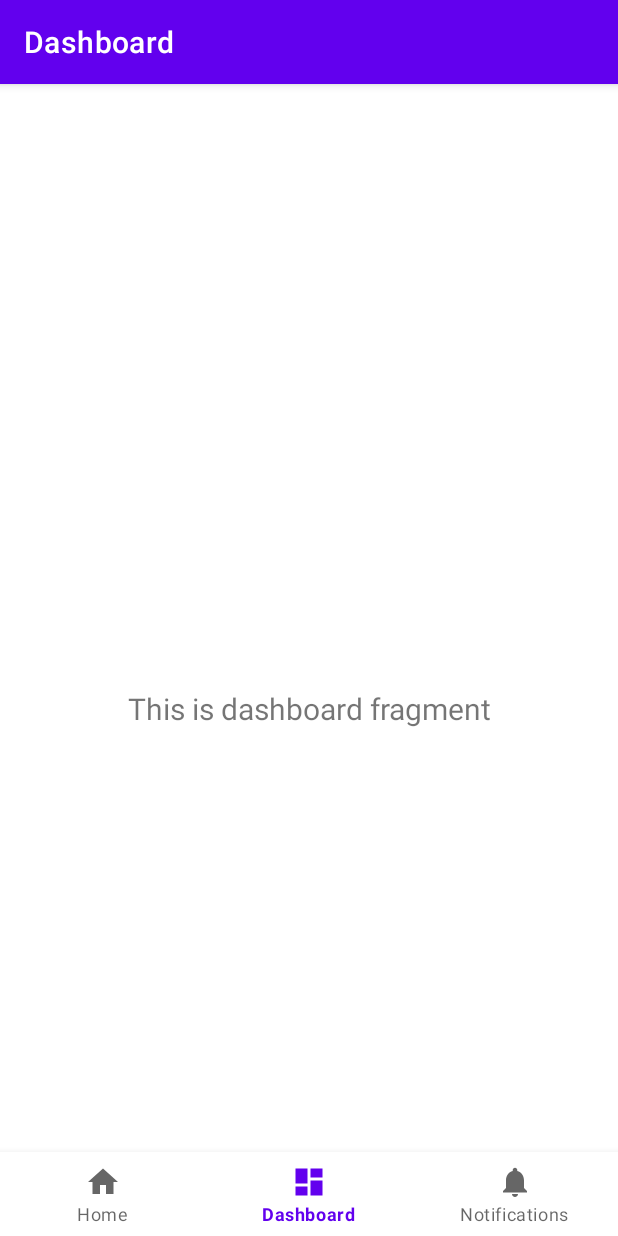
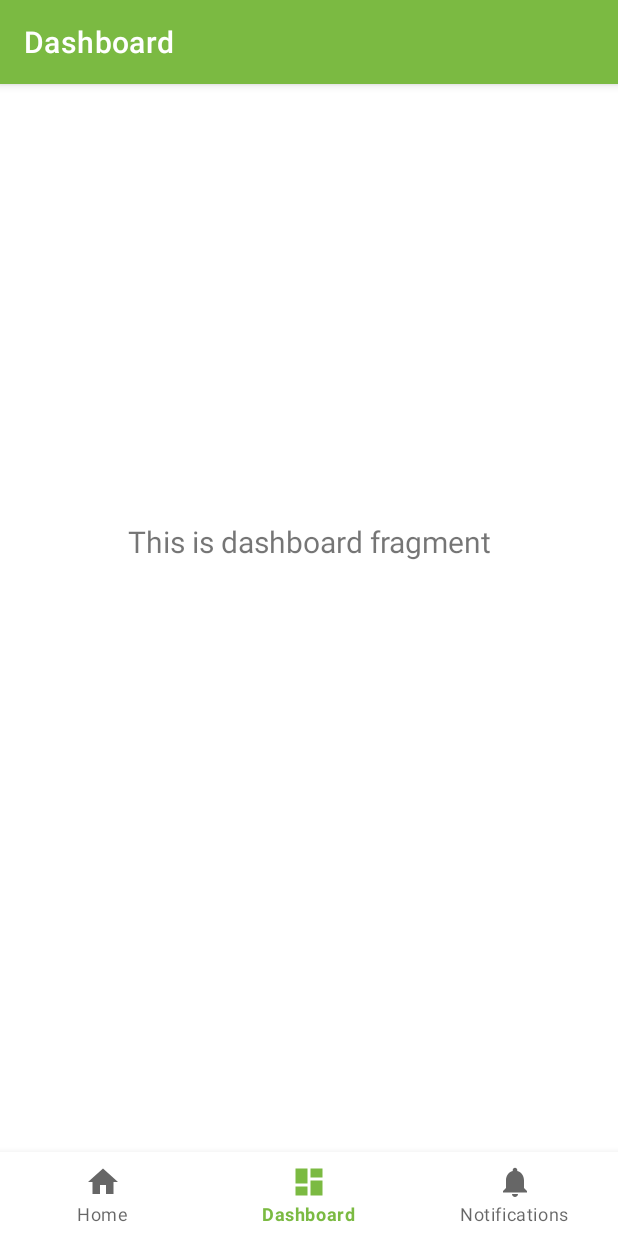
Before and after one commit to MobileApps-Cascadia/pollinator-pathway-android, an Android app: the DashboardFragment screen opened through its navigation route, on a phone screen of 412 x 824 dp. Run offline under Robolectric (Android 15) with nearby library versions, the phone set to English and light mode, and no system bars; our stand-ins replace navigation-ui.

Commit message:
attempt to change Material design

```diff
--- a/app/src/main/res/layout/fragment_dashboard.xml
+++ b/app/src/main/res/layout/fragment_dashboard.xml
@@ -17,6 +17,8 @@
         android:textSize="20sp"
         app:layout_constraintBottom_toBottomOf="parent"
         app:layout_constraintEnd_toEndOf="parent"
+        app:layout_constraintHorizontal_bias="0.0"
         app:layout_constraintStart_toStartOf="parent"
-        app:layout_constraintTop_toTopOf="parent" />
+        app:layout_constraintTop_toTopOf="parent"
+        app:layout_constraintVertical_bias="0.336" />
 </androidx.constraintlayout.widget.ConstraintLayout>
--- a/app/src/main/res/values/colors.xml
+++ b/app/src/main/res/values/colors.xml
@@ -1,8 +1,8 @@
 <?xml version="1.0" encoding="utf-8"?>
 <resources>
     <color name="purple_200">#FFBB86FC</color>
-    <color name="purple_500">#FF6200EE</color>
-    <color name="purple_700">#FF3700B3</color>
+    <color name="green_500">#7BBA42</color>
+    <color name="green_700">#159397</color>
     <color name="teal_200">#FF03DAC5</color>
     <color name="teal_700">#FF018786</color>
     <color name="black">#FF000000</color>
--- a/app/src/main/res/values/themes.xml
+++ b/app/src/main/res/values/themes.xml
@@ -2,8 +2,8 @@
     <!-- Base application theme. -->
     <style name="Theme.Home" parent="Theme.MaterialComponents.DayNight.DarkActionBar">
         <!-- Primary brand color. -->
-        <item name="colorPrimary">@color/purple_500</item>
-        <item name="colorPrimaryVariant">@color/purple_700</item>
+        <item name="colorPrimary">@color/green_500</item>
+        <item name="colorPrimaryVariant">@color/green_700</item>
         <item name="colorOnPrimary">@color/white</item>
         <!-- Secondary brand color. -->
         <item name="colorSecondary">@color/teal_200</item>
```
